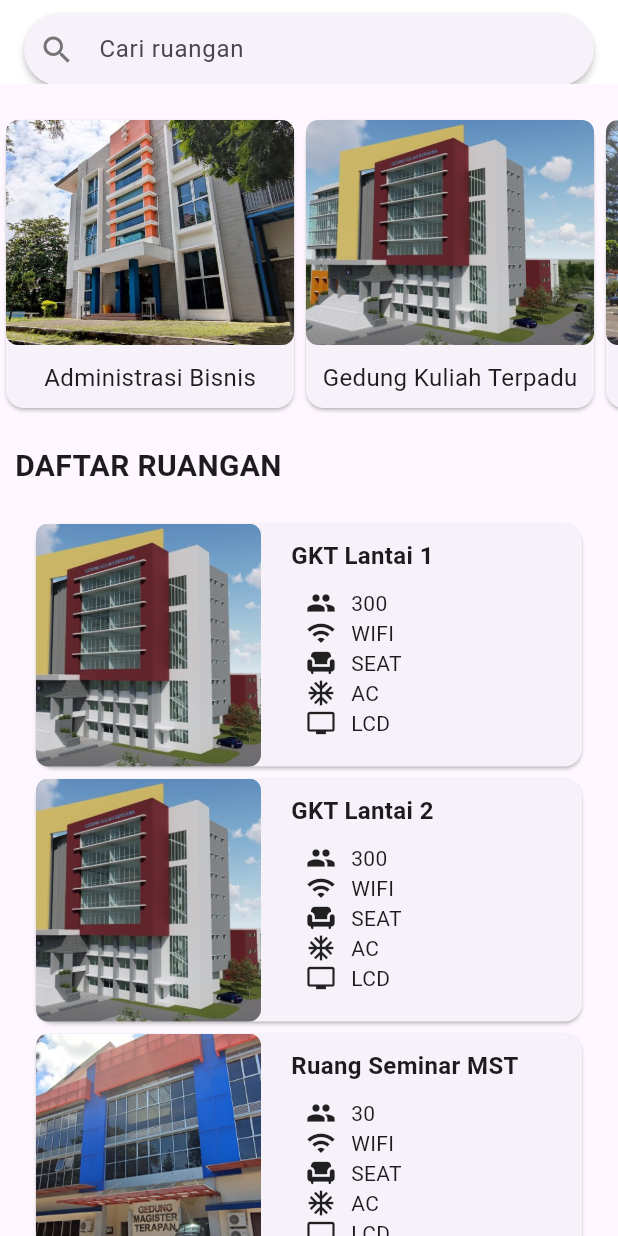
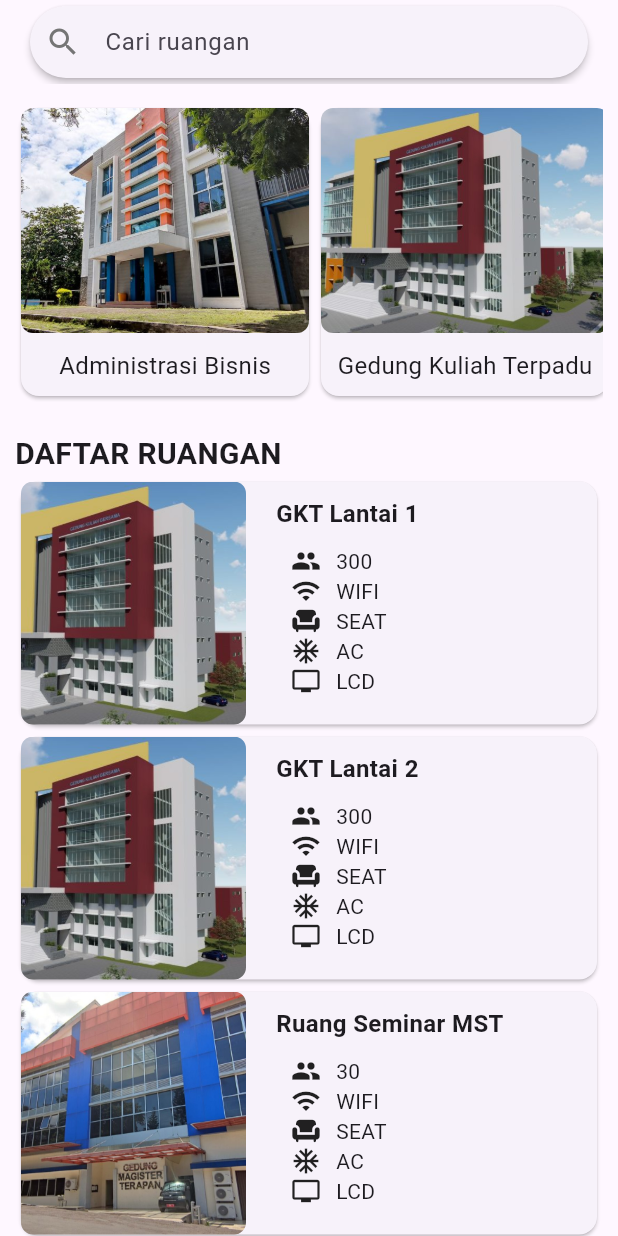
Before and after one commit to sipinjam/sipinjam, a Flutter app: the HomePage screen opened by its route, on a phone screen of 412 x 824 dp. Run offline on Flutter 3.47's test engine with Material 3 defaults, Android fonts, the phone set to English and light mode, and no system bars; our stand-ins replace flutter_riverpod; missing offline and left inert: d_button, d_input.

Commit message:
edit-edit homePage lagi

```diff
--- a/lib/pages/authentication/loginPage.dart
+++ b/lib/pages/authentication/loginPage.dart
@@ -49,8 +49,8 @@ class LoginPage extends StatelessWidget {
                 alignment: Alignment.center,
                 child: SizedBox(
                   width: MediaQuery.of(context).size.width * 0.7,
-                  height: 400,
                   child: Column(
+                    mainAxisAlignment: MainAxisAlignment.center,
                     children: [
                       const Text(
                         'SIPINJAM',
--- a/lib/pages/homePage.dart
+++ b/lib/pages/homePage.dart
@@ -7,14 +7,12 @@ class HomePage extends StatelessWidget {
   Widget build(BuildContext context) {
     return Scaffold(
       appBar: AppBar(
-        backgroundColor: Colors.white,
         automaticallyImplyLeading: false, // Menonaktifkan ikon back otomatis
         title: Card(
           shape: RoundedRectangleBorder(
             borderRadius: BorderRadius.circular(30), // Membulatkan sisi card
           ),
           elevation: 2, // Memberi efek bayangan
-          margin: const EdgeInsets.only(top: 10), // Menambahkan margin atas
           child: Padding(
             padding: const EdgeInsets.symmetric(horizontal: 10),
             child: TextField(
@@ -26,18 +24,24 @@ class HomePage extends StatelessWidget {
             ),
           ),
         ),
-        leading: null, // Tidak ada ikon search di leading, karena sudah di dalam TextField
+        leading:
+            null, // Tidak ada ikon search di leading, karena sudah di dalam TextField
       ),
-      body: Column(
+      body: ListView(children: const [
+        Padding(
+          padding: EdgeInsets.symmetric(horizontal: 10),
+          child: Column(
+            crossAxisAlignment: CrossAxisAlignment.start,
             children: [
-          const SizedBox(height: 20),
+              SizedBox(height: 12),
               // Menambahkan horizontal scroll pada daftar gedung
               SizedBox(
                 height: 200, // Tinggi kontainer untuk daftar gedung
                 child: SingleChildScrollView(
-              scrollDirection: Axis.horizontal, // Mengaktifkan scroll horizontal
+                  scrollDirection:
+                      Axis.horizontal, // Mengaktifkan scroll horizontal
                   child: Row(
-                children: [
+                    children: const [
                       GedungCard(
                         imageUrl: 'assets/images/AB.jpg',
                         buildingName: 'Administrasi Bisnis',
@@ -54,23 +58,12 @@ class HomePage extends StatelessWidget {
                   ),
                 ),
               ),
-          const SizedBox(height: 20),
+              SizedBox(height: 20),
               // Contoh untuk RoomCard, bisa di-scroll vertikal jika dibutuhkan
-          Expanded(
-            child: Padding(
-              padding: const EdgeInsets.symmetric(horizontal: 10),
-              child: Column(
-                crossAxisAlignment: CrossAxisAlignment.start,
-                children: [
-                  const Text(
-                    'DAFTAR RUANGAN',
+              Text(
+                "DAFTAR RUANGAN",
                 style: TextStyle(fontSize: 20, fontWeight: FontWeight.bold),
               ),
-                  const SizedBox(height: 10),
-                  Expanded(
-                    child: ListView(
-                      padding: EdgeInsets.all(10),
-                      children: [
               RoomCard(
                   imageUrl: 'assets/images/gkt-bg.jpeg',
                   buildingName: 'GKT Lantai 1',
@@ -102,12 +95,7 @@ class HomePage extends StatelessWidget {
             ],
           ),
         ),
-                ],
-              ),
-            ),
-          ),
-        ],
-      ),
+      ]),
     );
   }
 }
@@ -140,7 +128,8 @@ class GedungCard extends StatelessWidget {
               width: 200,
               height: 150,
               decoration: BoxDecoration(
-              borderRadius: BorderRadius.circular(8), // Menentukan radius lengkungan
+                borderRadius:
+                    BorderRadius.circular(8), // Menentukan radius lengkungan
                 image: DecorationImage(
                   image: AssetImage(imageUrl),
                   fit: BoxFit.cover,
@@ -166,8 +155,7 @@ class RoomCard extends StatelessWidget {
     required this.buildingName,
     required this.capacity,
     super.key,
-  }
-  );
+  });
 
   @override
   Widget build(BuildContext context) {
@@ -188,7 +176,8 @@ class RoomCard extends StatelessWidget {
               width: 150,
               height: 170,
               decoration: BoxDecoration(
-                  borderRadius: BorderRadius.circular(8), // Menentukan radius lengkungan
+                borderRadius:
+                    BorderRadius.circular(8), // Menentukan radius lengkungan
                 image: DecorationImage(
                   image: AssetImage(imageUrl),
                   fit: BoxFit.cover,
@@ -210,14 +199,13 @@ class RoomCard extends StatelessWidget {
                     ),
                   ),
                   const SizedBox(height: 10),
-                    Row(
-                      children: [
+                  Row(children: [
                     const SizedBox(width: 10),
-                        const Icon(Icons.people, size: 20), // Ukuran ikon lebih besar
+                    const Icon(Icons.people,
+                        size: 20), // Ukuran ikon lebih besar
                     const SizedBox(width: 10),
                     Text('$capacity'),
-                      ]
-                  ),
+                  ]),
                   Row(
                     children: [
                       const SizedBox(width: 10),
```
Also changed, not shown: lib/pages/home.dart (added). Lines whose indentation alone changed are shown as unchanged.
